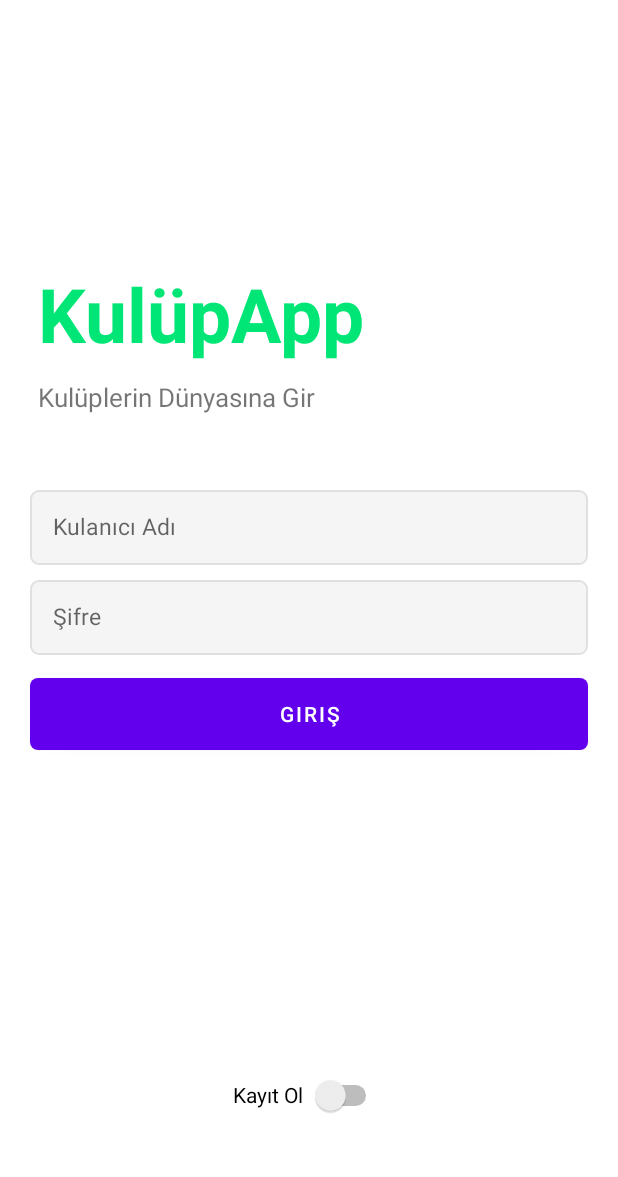
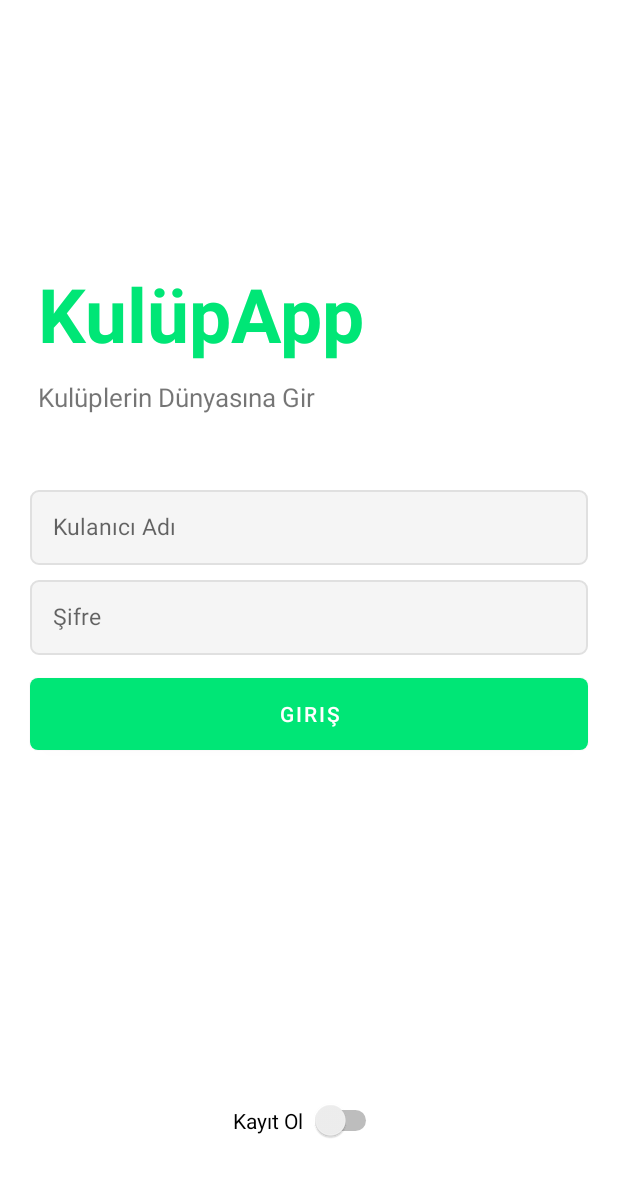
Before and after one commit to ArtunKARA/KulupApp, an Android app: the screen it shows after launch (MainActivity), on a phone screen of 412 x 824 dp. Shown: the top 1177 px of the screen. Run offline under Robolectric (Android 15) with nearby library versions, the phone set to English and light mode, and no system bars; our stand-ins replace Firebase (no records; nobody signed in at launch, a user with empty details on screens opened directly).

Commit message:
güncelleme

```diff
--- a/app/src/main/res/drawable/btn_custom.xml
+++ b/app/src/main/res/drawable/btn_custom.xml
@@ -3,12 +3,12 @@
     android:padding="10dp"
     android:shape="rectangle" >
 
-    <solid android:color="#00E676" />
+    <solid android:color="#00E65C"/>
 
     <corners
         android:bottomLeftRadius="5dp"
         android:bottomRightRadius="5dp"
         android:topLeftRadius="5dp"
-        android:topRightRadius="5dp" />
+        android:topRightRadius="5dp"/>
 
 </shape>
--- a/app/src/main/res/layout/login_panel.xml
+++ b/app/src/main/res/layout/login_panel.xml
@@ -62,20 +62,20 @@
         android:layout_marginLeft="20dp"
         android:layout_marginRight="20dp"
         android:layout_marginTop="15dp"
-        android:background="@drawable/btn_custom"
-        android:textColor="@android:color/white"></Button>
+        android:textColor="@android:color/white"
+        android:background="@drawable/btn_custom"></Button>
 
     <Switch
         android:id="@+id/switch2"
         android:layout_width="wrap_content"
-        android:layout_height="wrap_content"
+        android:layout_height="58dp"
         android:layout_below="@+id/btn_login"
         android:layout_alignParentStart="true"
         android:layout_alignParentEnd="true"
         android:layout_alignParentBottom="true"
 
         android:layout_marginStart="155dp"
-        android:layout_marginTop="161dp"
+        android:layout_marginTop="195dp"
         android:layout_marginEnd="157dp"
         android:layout_marginBottom="25dp"
         android:text="Kayıt Ol" />
--- a/app/src/main/res/layout/register_panel.xml
+++ b/app/src/main/res/layout/register_panel.xml
@@ -114,8 +114,8 @@
 
         <Switch
             android:id="@+id/switch2"
-            android:layout_width="112dp"
-            android:layout_height="wrap_content"
+            android:layout_width="wrap_content"
+            android:layout_height="58dp"
             android:layout_alignParentStart="true"
             android:layout_alignParentEnd="true"
             android:layout_alignParentBottom="true"
--- a/app/src/main/res/values/colors.xml
+++ b/app/src/main/res/values/colors.xml
@@ -1,7 +1,7 @@
 <?xml version="1.0" encoding="utf-8"?>
 <resources>
-    <color name="purple_200">#FFBB86FC</color>
-    <color name="purple_500">#FF6200EE</color>
+    <color name="purple_200">#00FF38</color>
+    <color name="purple_500">#00E676</color>
     <color name="purple_700">#FF3700B3</color>
     <color name="teal_200">#FF03DAC5</color>
     <color name="teal_700">#FF018786</color>
```
